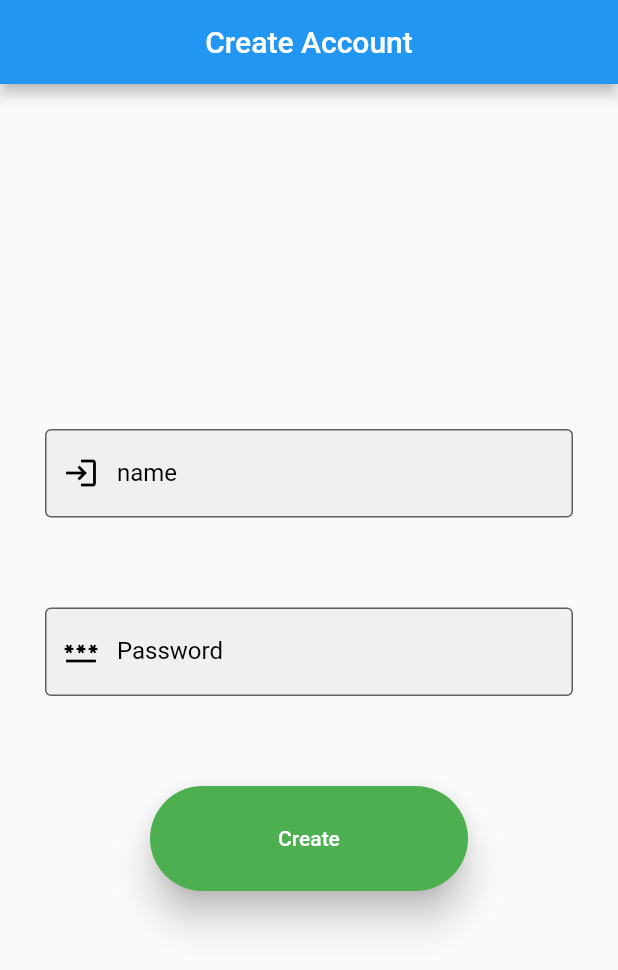
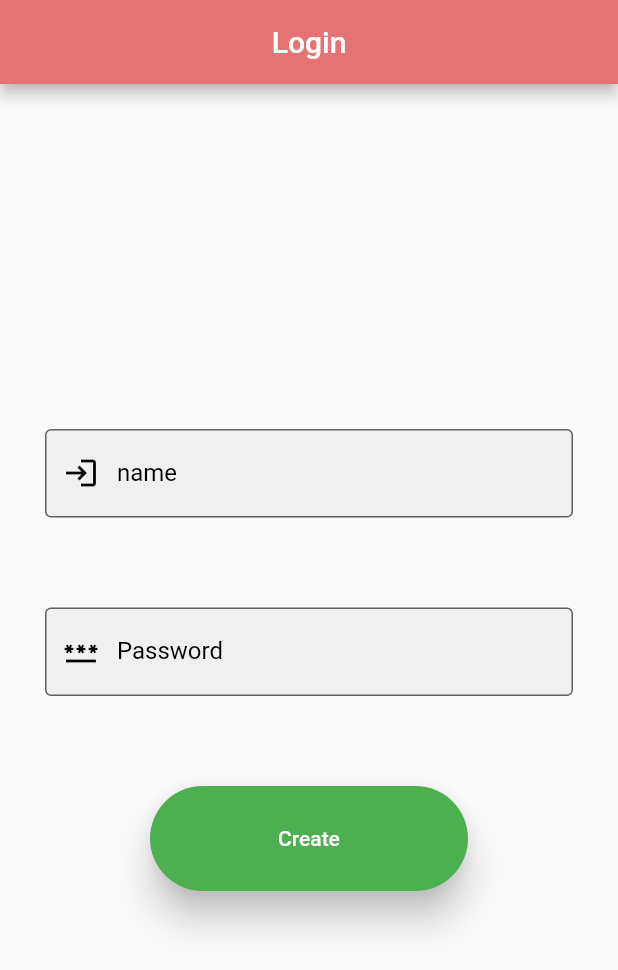
Before and after one commit to vedantmakwana17/login-page-with-API, a Flutter app: the screen it shows after launch, on a phone screen of 412 x 824 dp. Shown: the top 970 px of the screen. Run offline on Flutter 3.47's test engine with Material 2 defaults, Android fonts, the phone set to English and light mode, and no system bars; our stand-ins replace dio.

Commit message:
color has been changed in appabr and change the textlabel of login

```diff
--- a/lib/main.dart
+++ b/lib/main.dart
@@ -72,7 +72,8 @@ class _TaskState extends State<Task> {
     return Scaffold(
       // backgroundColor: Colors.yellow.shade800,
       appBar: AppBar(
-        title: Text("Create Account"),
+        backgroundColor: Colors.red[300],
+        title: Text("Login"),
         centerTitle: true,
       ),
       body: Stack(
```
